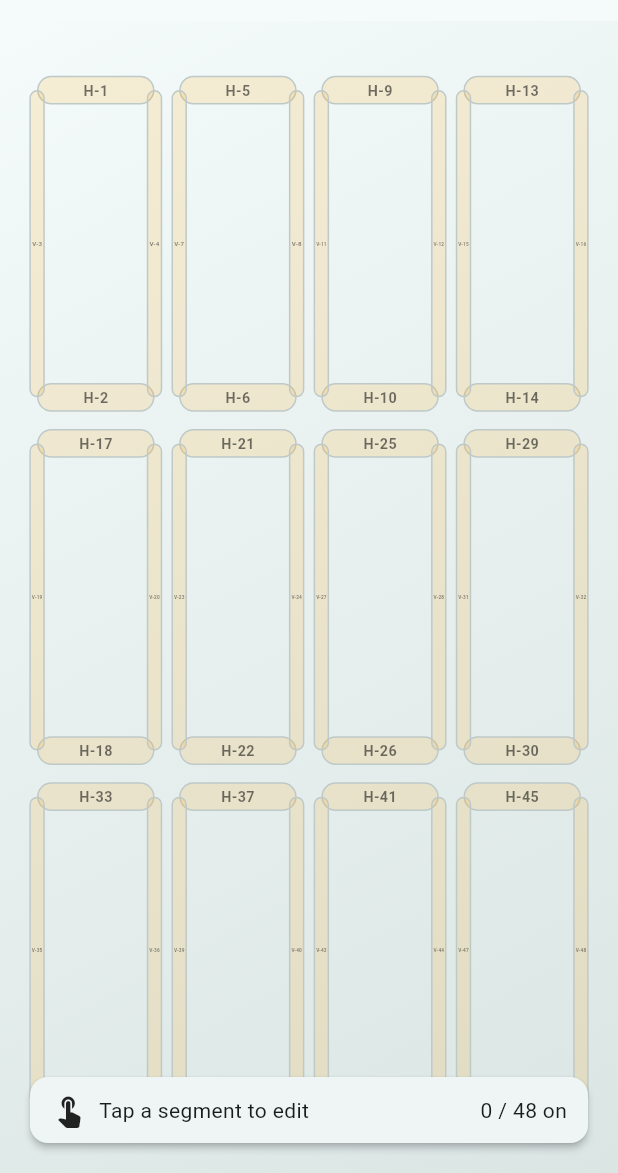
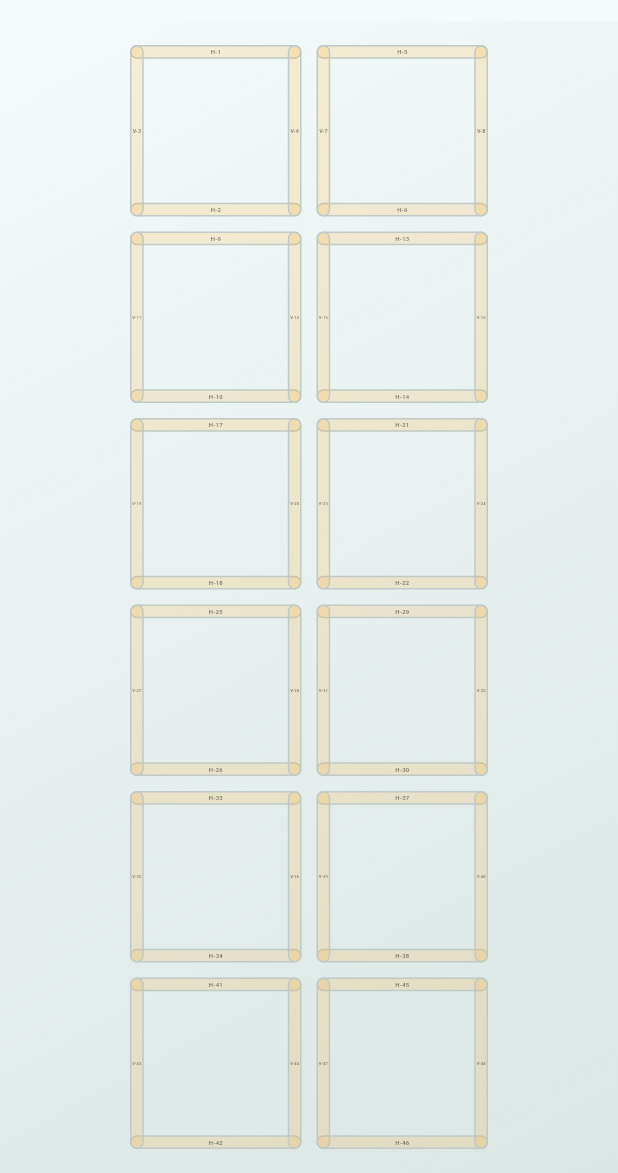
Before and after one commit to zFiora/giant_shelf_app, a Flutter app: the screen it shows after launch, after a tap on the "power settings new" icon, on a phone screen of 412 x 824 dp, the part 63-1236 px from its top. Run offline on Flutter 3.47's test engine with Material 3 defaults, Android fonts, the phone set to English and light mode, and no system bars; our stand-ins replace flutter_colorpicker.

Commit message:
first build

```diff
--- a/lib/pages/shelfLightPage.dart
+++ b/lib/pages/shelfLightPage.dart
@@ -3,6 +3,7 @@ import 'package:giant_shelf_app/models/ledBar.dart';
 import 'package:giant_shelf_app/widgets/barEditor.dart';
 import 'package:giant_shelf_app/widgets/barWidget.dart';
 import 'package:giant_shelf_app/widgets/legendCard.dart';
+
 
 class ShelfLightsPage extends StatefulWidget {
   const ShelfLightsPage({super.key});
@@ -12,62 +13,31 @@ class ShelfLightsPage extends StatefulWidget {
 }
 
 class _ShelfLightsPageState extends State<ShelfLightsPage> {
-  // Grid config (approx DIY Machines layout)
-  static const int cols = 4; // 4 columns of boxes
-  static const int rows = 3; // 3 rows of boxes
+  // Target grid: 2 columns x 6 rows (12 perfect squares).
+  static const int cols = 2;
+  static const int rows = 6;
 
-  // Visual sizing (relative to canvas)
-  static const double gap = 0.04;          // gap between boxes
-  static const double barThickness = 0.025; // thickness of LED bars
-  static const double outerMargin = 0.06;   // outer border
+  // Visual tuning (in pixels, not percentages)
+  static const double gapPx = 10.0;        // gap between squares
+  static const double edgePaddingPx = 16.0; // safe padding inside screen edges
+  static const double barThicknessRatio = 0.08; // thickness relative to square size
 
-  late final List<LedBar> bars = _buildBars();
+  // We keep one LedBar instance per segment for state (color/on/brightness).
+  // We'll generate them deterministically the first time and reuse.
+  late final List<LedBar> _allBars = _createAllBarsForLogicalGrid();
 
-  List<LedBar> _buildBars() {
-    final List<LedBar> list = [];
+  // This creates "logical" bars with IDs only (positions are computed each frame to enforce perfect squares)
+  List<LedBar> _createAllBarsForLogicalGrid() {
+    final list = <LedBar>[];
     int idCounter = 1;
-
-    final double usableW = 1 - 2 * outerMargin;
-    final double usableH = 1 - 2 * outerMargin;
-
-    final double cellW = (usableW - (cols - 1) * gap) / cols;
-    final double cellH = (usableH - (rows - 1) * gap) / rows;
-
     for (int r = 0; r < rows; r++) {
       for (int c = 0; c < cols; c++) {
-        final double left = outerMargin + c * (cellW + gap);
-        final double top  = outerMargin + r * (cellH + gap);
-
-        // Top
-        list.add(LedBar(
-          id: 'H-${idCounter++}',
-          orientation: Axis.horizontal,
-          rect: Rect.fromLTWH(left, top - barThickness / 2, cellW, barThickness),
-        ));
-
-        // Bottom
-        list.add(LedBar(
-          id: 'H-${idCounter++}',
-          orientation: Axis.horizontal,
-          rect: Rect.fromLTWH(left, top + cellH - barThickness / 2, cellW, barThickness),
-        ));
-
-        // Left
-        list.add(LedBar(
-          id: 'V-${idCounter++}',
-          orientation: Axis.vertical,
-          rect: Rect.fromLTWH(left - barThickness / 2, top, barThickness, cellH),
-        ));
-
-        // Right
-        list.add(LedBar(
-          id: 'V-${idCounter++}',
-          orientation: Axis.vertical,
-          rect: Rect.fromLTWH(left + cellW - barThickness / 2, top, barThickness, cellH),
-        ));
+        list.add(LedBar(id: 'H-${idCounter++}', rect: Rect.zero, orientation: Axis.horizontal)); // top
+        list.add(LedBar(id: 'H-${idCounter++}', rect: Rect.zero, orientation: Axis.horizontal)); // bottom
+        list.add(LedBar(id: 'V-${idCounter++}', rect: Rect.zero, orientation: Axis.vertical));   // left
+        list.add(LedBar(id: 'V-${idCounter++}', rect: Rect.zero, orientation: Axis.vertical));   // right
       }
     }
-
     return list;
   }
 
@@ -96,19 +66,23 @@ class _ShelfLightsPageState extends State<ShelfLightsPage> {
         actions: [
           IconButton(
             tooltip: 'All Off',
-            onPressed: () => setState(() {
-              for (final b in bars) b.on = false;
-            }),
+            onPressed: () {
+              setState(() {
+                for (final b in _allBars) b.on = false;
+              });
+            },
             icon: const Icon(Icons.power_settings_new),
           ),
           IconButton(
             tooltip: 'All On',
-            onPressed: () => setState(() {
-              for (final b in bars) {
-                b.on = true;
-                b.brightness = 1.0;
-              }
-            }),
+            onPressed: () {
+              setState(() {
+                for (final b in _allBars) {
+                  b.on = true;
+                  b.brightness = 1.0;
+                }
+              });
+            },
             icon: const Icon(Icons.light_mode),
           ),
         ],
@@ -117,6 +91,87 @@ class _ShelfLightsPageState extends State<ShelfLightsPage> {
         builder: (context, constraints) {
           final W = constraints.maxWidth;
           final H = constraints.maxHeight;
+
+          // Usable area after edge padding
+          final usableW = (W - 2 * edgePaddingPx).clamp(0, double.infinity);
+          final usableH = (H - 2 * edgePaddingPx).clamp(0, double.infinity);
+
+          // Compute the largest possible square size that fits a cols×rows grid with fixed gaps.
+          final sX = (usableW - (cols - 1) * gapPx) / cols;
+          final sY = (usableH - (rows - 1) * gapPx) / rows;
+          final s = sX < sY ? sX : sY; // perfect square side length
+
+          // Actual grid size that will be rendered
+          final gridW = cols * s + (cols - 1) * gapPx;
+          final gridH = rows * s + (rows - 1) * gapPx;
+
+          // Center the grid within the screen
+          final offsetX = (W - gridW) / 2;
+          final offsetY = (H - gridH) / 2;
+
+          // Bar thickness relative to square size
+          final barT = (s * barThicknessRatio).clamp(2.0, 24.0);
+
+          // Build pixel Positioned widgets for all bars, mapped to our existing LedBar states.
+          final children = <Widget>[];
+
+          int barIndex = 0;
+          for (int r = 0; r < rows; r++) {
+            for (int c = 0; c < cols; c++) {
+              final cellLeft = offsetX + c * (s + gapPx);
+              final cellTop  = offsetY + r * (s + gapPx);
+
+              // Top bar
+              final topBar = _allBars[barIndex++];
+              children.add(Positioned(
+                left: cellLeft,
+                top: cellTop,
+                width: s,
+                height: barT,
+                child: BarWidget(bar: topBar, onTap: () => _editBar(topBar)),
+              ));
+
+              // Bottom bar
+              final bottomBar = _allBars[barIndex++];
+              children.add(Positioned(
+                left: cellLeft,
+                top: cellTop + s - barT,
+                width: s,
+                height: barT,
+                child: BarWidget(bar: bottomBar, onTap: () => _editBar(bottomBar)),
+              ));
+
+              // Left bar
+              final leftBar = _allBars[barIndex++];
+              children.add(Positioned(
+                left: cellLeft,
+                top: cellTop,
+                width: barT,
+                height: s,
+                child: BarWidget(bar: leftBar, onTap: () => _editBar(leftBar)),
+              ));
+
+              // Right bar
+              final rightBar = _allBars[barIndex++];
+              children.add(Positioned(
+                left: cellLeft + s - barT,
+                top: cellTop,
+                width: barT,
+                height: s,
+                child: BarWidget(bar: rightBar, onTap: () => _editBar(rightBar)),
+              ));
+            }
+          }
+
+          // Legend/status
+          // children.add(
+          //   Positioned(
+          //     left: 16,
+          //     right: 16,
+          //     bottom: 16,
+          //     child: LegendCard(bars: _allBars),
+          //   ),
+          // );
 
           return Stack(
             children: [
@@ -134,30 +189,7 @@ class _ShelfLightsPageState extends State<ShelfLightsPage> {
                   ),
                 ),
               ),
-              ...bars.map((bar) {
-                final rectPx = Rect.fromLTWH(
-                  bar.rect.left * W,
-                  bar.rect.top * H,
-                  bar.rect.width * W,
-                  bar.rect.height * H,
-                );
-                return Positioned(
-                  left: rectPx.left,
-                  top: rectPx.top,
-                  width: rectPx.width,
-                  height: rectPx.height,
-                  child: BarWidget(
-                    bar: bar,
-                    onTap: () => _editBar(bar),
-                  ),
-                );
-              }),
-              Positioned(
-                left: 16,
-                right: 16,
-                bottom: 16,
-                child: LegendCard(bars: bars),
-              ),
+              ...children,
             ],
           );
         },
```
